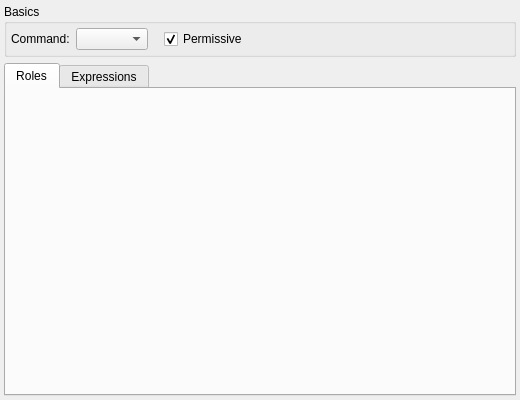
This is libs/libgui/ui/dbobjects/policywidget.ui in pgmodeler/pgmodeler as Qt 5 draws it before an edit. The edited form follows.
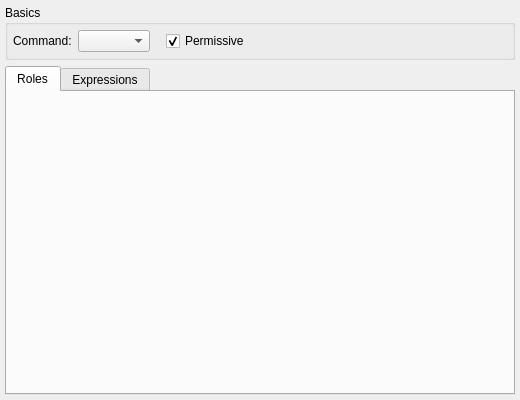
This is the edited form.

The edit to the form file:
```diff
--- a/libs/libgui/ui/dbobjects/policywidget.ui
+++ b/libs/libgui/ui/dbobjects/policywidget.ui
@@ -21,16 +21,16 @@
   </property>
   <layout class="QGridLayout" name="policy_grid">
    <property name="leftMargin">
-    <number>4</number>
+    <number>5</number>
    </property>
    <property name="topMargin">
-    <number>4</number>
+    <number>5</number>
    </property>
    <property name="rightMargin">
-    <number>4</number>
+    <number>5</number>
    </property>
    <property name="bottomMargin">
-    <number>4</number>
+    <number>5</number>
    </property>
    <item row="0" column="0">
     <widget class="QGroupBox" name="basics_grp">
@@ -39,16 +39,16 @@
      </property>
      <layout class="QGridLayout" name="gridLayout">
       <property name="leftMargin">
-       <number>4</number>
+       <number>5</number>
       </property>
       <property name="topMargin">
-       <number>4</number>
+       <number>5</number>
       </property>
       <property name="rightMargin">
-       <number>4</number>
+       <number>5</number>
       </property>
       <property name="bottomMargin">
-       <number>4</number>
+       <number>5</number>
       </property>
       <item row="0" column="0">
        <widget class="QLabel" name="command_lbl">
```
